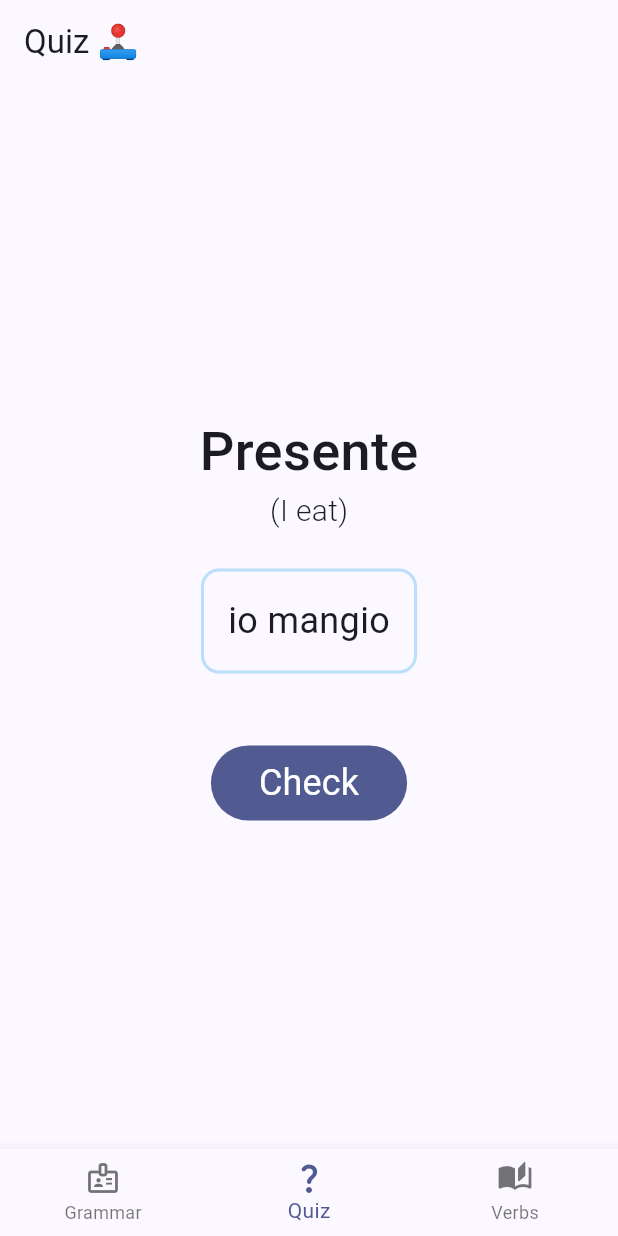
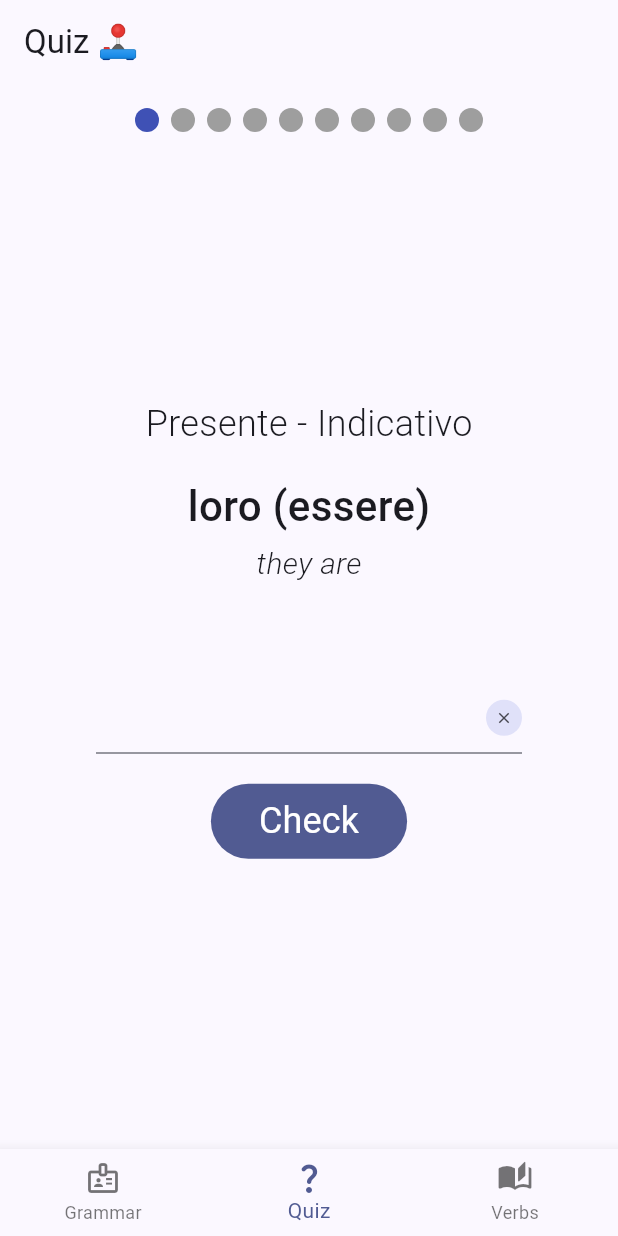
Before and after one commit to NicolasKargruber/ConiuGatto, a Flutter app: the screen it shows after launch, item 2 of the bottom bar chosen, on a phone screen of 412 x 824 dp. Run offline on Flutter 3.47's test engine with Material 3 defaults, Android fonts, the phone set to English and light mode, and no system bars; drawn by our look-alikes of auto_size_text, smooth_page_indicator.

Commit message:
[CON-19] Update QuizScreen

```diff
--- a/lib/models/moods/base_tense.dart
+++ b/lib/models/moods/base_tense.dart
@@ -1,5 +1,5 @@
 /// Only simple tenses WITHOUT compound tenses
-enum BaseTense {
+enum SimpleTense {
   present('Presente'),
   imperfect('Imperfetto'),
   historicalPresentPerfect('Passato Remoto'),
@@ -9,5 +9,5 @@ enum BaseTense {
   presentConditional('Condizionale Presente');
 
   final String italianName;
-  const BaseTense(this.italianName);
+  const SimpleTense(this.italianName);
 }
--- a/lib/models/moods/conditional.dart
+++ b/lib/models/moods/conditional.dart
@@ -6,6 +6,9 @@ import 'mood.dart';
 class Conditional extends Mood {
   // Parent Reference
   late final Verb verb;
+
+  @override
+  String get name => "Condizionale";
 
   // Simple Tenses - Stored in JSON
   /// Presente
--- a/lib/models/moods/imperative.dart
+++ b/lib/models/moods/imperative.dart
@@ -6,6 +6,9 @@ import 'mood.dart';
 class Imperative extends Mood {
   // Parent Reference
   late final Verb verb;
+
+  @override
+  String get name => "Imperativo";
 
   // Simple Tenses - Stored in JSON
   final Conjugations positive; // Positivo Afirmativo
--- a/lib/models/moods/indicative.dart
+++ b/lib/models/moods/indicative.dart
@@ -6,6 +6,9 @@ import 'mood.dart';
 class Indicative extends Mood {
   // Parent Reference
   late final Verb verb;
+
+  @override
+  String get name => "Indicativo";
 
   // Simple Tenses - Stored in JSON
   /// Presente
--- a/lib/models/moods/mood.dart
+++ b/lib/models/moods/mood.dart
@@ -1,7 +1,9 @@
 import '../pronoun.dart';
 import '../verb.dart';
 
-class Mood {}
+abstract class Mood {
+  abstract final String name;
+}
 
 extension MoodExtensions on Mood {
   static Conjugations parseConjugations(Map<String, dynamic> json) {
--- a/lib/models/moods/subjunctive.dart
+++ b/lib/models/moods/subjunctive.dart
@@ -6,6 +6,9 @@ import 'mood.dart';
 class Subjunctive extends Mood {
   // Parent Reference
   late final Verb verb;
+
+  @override
+  String get name => "Congiuntivo";
 
   // Simple Tenses - Stored in JSON
   /// Presente
--- a/lib/models/verb.dart
+++ b/lib/models/verb.dart
@@ -2,6 +2,7 @@ import 'auxiliary.dart';
 import 'moods/conditional.dart';
 import 'moods/imperative.dart';
 import 'moods/indicative.dart';
+import 'moods/mood.dart';
 import 'moods/subjunctive.dart';
 import 'pronoun.dart';
 import 'regularity.dart';
@@ -20,6 +21,7 @@ class Verb {
   final Subjunctive subjunctive;
   final Conditional conditional;
   final Imperative imperative;
+  List<Mood> get moods => [indicative, subjunctive, conditional, imperative];
 
   final ({String italian, String english}) pastParticiple;
   final ({String italian, String english}) presentGerund;
--- a/lib/screens/quiz_screen.dart
+++ b/lib/screens/quiz_screen.dart
@@ -1,7 +1,47 @@
+import 'dart:math';
+
+import 'package:auto_size_text/auto_size_text.dart';
+import 'package:coniugatto/models/pronoun.dart';
 import 'package:flutter/material.dart';
+import 'package:smooth_page_indicator/smooth_page_indicator.dart';
 
-class QuizScreen extends StatelessWidget {
+import '../models/verb.dart';
+import '../utilities/verb_manager.dart';
+
+class QuizScreen extends StatefulWidget {
   const QuizScreen({super.key});
+
+  @override
+  State<QuizScreen> createState() => _QuizScreenState();
+}
+
+class _QuizScreenState extends State<QuizScreen> {
+  late Future<List<Verb>> _futureVerbs;
+  Verb? currentVerb;
+  Pronoun currentPronoun = Pronoun.firstSingular;
+  List<Verb> verbs = [];
+  int activeIndex = 0;
+
+  final _controller = TextEditingController();
+
+  // TODO move to VerbManager
+  final _random = Random();
+
+
+  final controller = PageController(viewportFraction: 0.8, keepPage: true);
+
+  @override
+  void initState() {
+    super.initState();
+    _futureVerbs = VerbManager.loadVerbs();
+    _futureVerbs.then((loadedVerbs) {
+      setState(() {
+        verbs = loadedVerbs;
+        currentVerb = verbs[_random.nextInt(verbs.length)];
+        currentPronoun = Pronoun.values[_random.nextInt(Pronoun.values.length)];
+      });
+    });
+  }
 
   @override
   Widget build(BuildContext context) {
@@ -9,45 +49,78 @@ class QuizScreen extends StatelessWidget {
       appBar: AppBar(title: Text("Quiz 🕹️")),
       body: Padding(
         padding: const EdgeInsets.all(16.0),
+        child: Column(
+          children: [
+          AnimatedSmoothIndicator(
+              activeIndex: activeIndex,// PageController
+              count: 10,
+              effect: WormEffect(), // your preferred effect
+            ),
+            Spacer(),
+            Padding(
+              padding: const EdgeInsets.all(48.0),
               child: Center(
                 child: Column(
                   mainAxisSize: MainAxisSize.min,
                   children: [
                     Text(
-                "Presente",
-                style: TextStyle(fontWeight: FontWeight.w500, fontSize: 36),
+                      "Presente - ${currentVerb?.indicative.name}",
+                      style: TextStyle(fontWeight: FontWeight.w300, fontSize: 24),
                     ),
 
-              Text(
-                "(I eat)",
-                style: TextStyle(fontWeight: FontWeight.w300, fontSize: 20),
+                    SizedBox(height: 18),
+
+                    AutoSizeText(
+                      "${currentPronoun.italian} (${currentVerb?.infinitive})",
+                      style: TextStyle(fontWeight: FontWeight.w500, fontSize: 28),
+                      maxLines: 1,
                     ),
 
-              SizedBox(height: 24),
+                    SizedBox(height: 4),
 
-              Container(
-                padding: const EdgeInsets.all(16.0),
-                decoration: BoxDecoration(
-                  shape: BoxShape.rectangle,
-                  //color: Colors.blue.shade100,
-                  border: Border.all(color: Colors.blue.shade100, width: 2.0),
-                  borderRadius: BorderRadius.circular(12.0),
+                    Text(
+                      "${currentPronoun.english} ${currentVerb?.indicative.present[currentPronoun]?.english}",
+                      style: TextStyle(fontWeight: FontWeight.w300, fontSize: 20, fontStyle: FontStyle.italic),
                     ),
-                child: Text(
-                  "io mangio",
-                  style: TextStyle(fontWeight: FontWeight.w400, fontSize: 24),
+
+                    SizedBox(height: 64),
+
+                    TextField(
+                      textAlign: TextAlign.center,
+                      controller: _controller,
+                      decoration: InputDecoration(
+                        suffixIconConstraints: BoxConstraints(
+                            maxHeight: 24,
+                            maxWidth: 24
+                        ),
+                        suffixIcon: IconButton.filledTonal(
+                          padding: EdgeInsets.all(0.0),
+                          onPressed: _controller.clear,
+                          icon: Icon(Icons.clear, size: 12),
+                        ),
                       ),
                     ),
 
-              SizedBox(height: 48),
+                    SizedBox(height: 20),
 
-              FilledButton(onPressed: (){}, child: Padding(
+                    FilledButton(
+                      onPressed: (){
+                          setState(() {
+                          activeIndex++;
+                        });
+                      },
+                      child: Padding(
                         padding: const EdgeInsets.all(8.0),
                         child: Text("Check",
-                  style: TextStyle(fontWeight: FontWeight.w400, fontSize: 24),),
-              ))
+                        style: TextStyle(fontWeight: FontWeight.w400, fontSize: 24)),
+                      ),
+                    )
                   ],
                 ),
+              ),
+            ),
+            Spacer(),
+          ],
         ),
       ),
     );
--- a/pubspec.yaml
+++ b/pubspec.yaml
@@ -34,6 +34,8 @@ dependencies:
   # The following adds the Cupertino Icons font to your application.
   # Use with the CupertinoIcons class for iOS style icons.
   cupertino_icons: ^1.0.8
+  auto_size_text: ^3.0.0
+  smooth_page_indicator: ^1.2.1
 
 dev_dependencies:
   flutter_test:
```
Also changed, not shown: lib/data/compound_verbs.dart (+18 -18 lines), lib/screens/verb_screen.dart (+4 -4 lines), lib/utilities/extensions/verb_extensions.dart (+10 -10 lines). Lines whose indentation alone changed are shown as unchanged.
